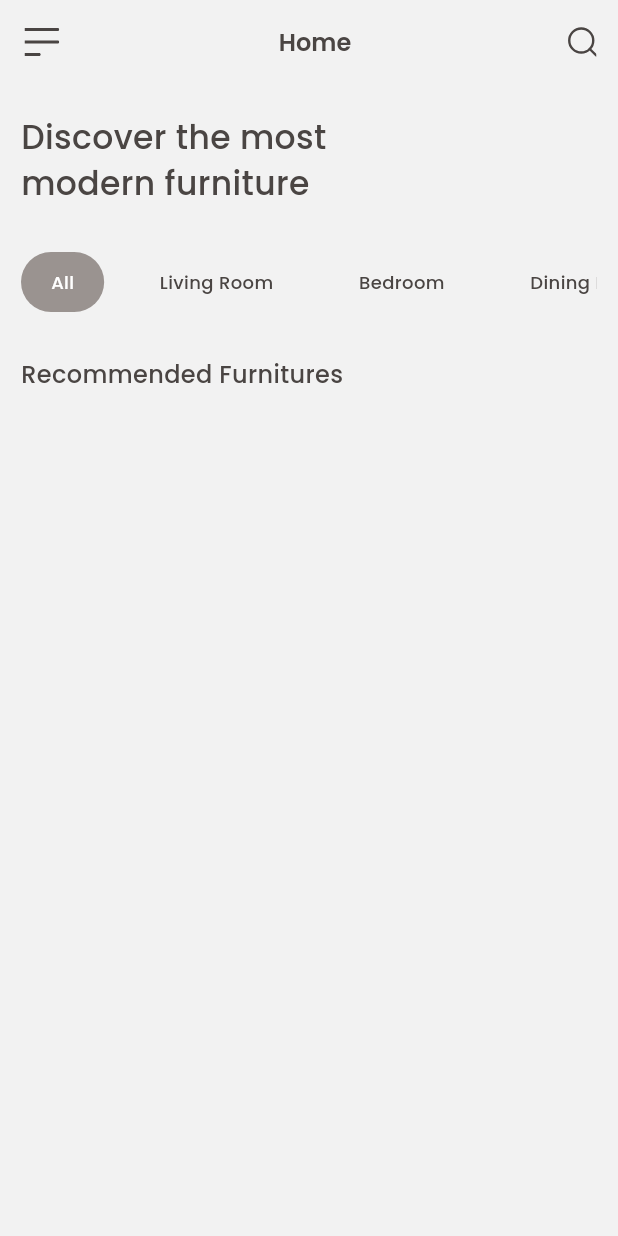
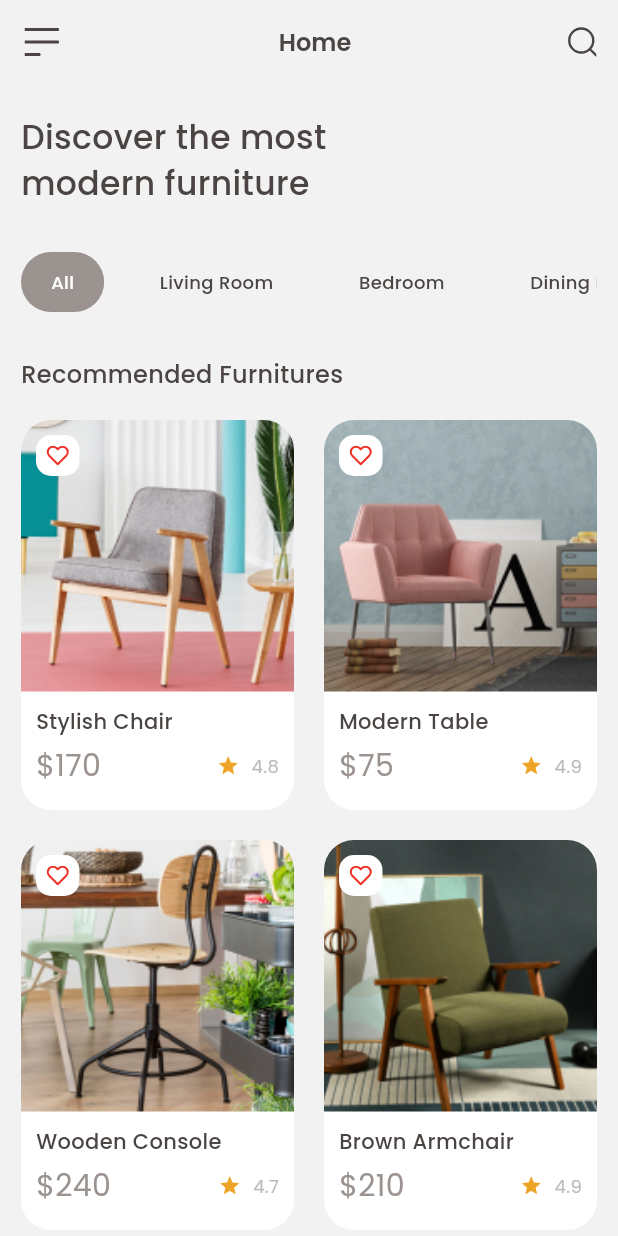
Before and after one commit to khanifzyen/project_pertama, a Flutter app: the screen it shows after launch, on a phone screen of 412 x 824 dp. Run offline on Flutter 3.47's test engine with Material 3 defaults, Android fonts, the light colour scheme and no system bars; our stand-ins replace flutter_svg, google_fonts.

Commit message:
add recommended furniture

```diff
--- a/lib/features/home/pages/home_page.dart
+++ b/lib/features/home/pages/home_page.dart
@@ -35,19 +35,29 @@ class HomePage extends StatelessWidget {
         ],
       ),
       backgroundColor: const Color(0xFFF2F2F2),
-      body: const Padding(
-        padding: EdgeInsets.symmetric(horizontal: 14.0),
+      body: Padding(
+        padding: const EdgeInsets.symmetric(horizontal: 14.0),
         child: Column(
           crossAxisAlignment: CrossAxisAlignment.start,
           children: [
-            SizedBox(height: 20),
-            HeadlineHome(),
-            SizedBox(height: 30),
-            SizedBox(
+            const SizedBox(height: 20),
+            const HeadlineHome(),
+            const SizedBox(height: 30),
+            const SizedBox(
               height: 40,
               child: CategoryHome(),
             ),
-            SizedBox(height: 30),
+            const SizedBox(height: 30),
+            Text(
+              "Recommended Furnitures",
+              style: GoogleFonts.poppins(
+                  textStyle: const TextStyle(
+                fontWeight: FontWeight.w500,
+                fontSize: 16,
+                color: Color(0xFF4A4543),
+              )),
+            ),
+            const SizedBox(height: 19),
             Expanded(
               child: RecommendedFurnituresHome(),
             ),
--- a/lib/features/home/widgets/recommended_furnitures_home.dart
+++ b/lib/features/home/widgets/recommended_furnitures_home.dart
@@ -1,23 +1,142 @@
 import 'package:flutter/material.dart';
+import 'package:flutter_svg/flutter_svg.dart';
 import 'package:google_fonts/google_fonts.dart';
 
 class RecommendedFurnituresHome extends StatelessWidget {
-  const RecommendedFurnituresHome({super.key});
+  RecommendedFurnituresHome({super.key});
+
+  final List<Map<String, dynamic>> _furnitures = [
+    {
+      'name': 'Stylish Chair',
+      'price': 170,
+      'star': 4.8,
+      'image': 'assets/images/furniture/img_product_2.png',
+    },
+    {
+      'name': 'Modern Table',
+      'price': 75,
+      'star': 4.9,
+      'image': 'assets/images/furniture/img_product_3.png',
+    },
+    {
+      'name': 'Wooden Console',
+      'price': 240,
+      'star': 4.7,
+      'image': 'assets/images/furniture/img_product_4.png',
+    },
+    {
+      'name': 'Brown Armchair',
+      'price': 210,
+      'star': 4.9,
+      'image': 'assets/images/furniture/img_product_5.png',
+    },
+  ];
 
   @override
   Widget build(BuildContext context) {
-    return ListView(
+    return GridView.builder(
+      itemCount: _furnitures.length,
+      gridDelegate: const SliverGridDelegateWithFixedCrossAxisCount(
+        crossAxisCount: 2,
+        childAspectRatio: 0.7,
+        mainAxisSpacing: 20,
+        crossAxisSpacing: 20,
+      ),
+      itemBuilder: (BuildContext context, int index) {
+        return Container(
+          decoration: BoxDecoration(
+            color: Colors.white,
+            borderRadius: BorderRadius.circular(20),
+          ),
+          child: Column(
+            crossAxisAlignment: CrossAxisAlignment.start,
+            children: [
+              Expanded(
+                child: Stack(
+                  children: [
+                    Container(
+                      decoration: BoxDecoration(
+                        borderRadius: const BorderRadius.only(
+                          topLeft: Radius.circular(20),
+                          topRight: Radius.circular(20),
+                        ),
+                        image: DecorationImage(
+                          image: AssetImage(_furnitures[index]['image']),
+                          fit: BoxFit.cover,
+                        ),
+                      ),
+                    ),
+                    Positioned(
+                      top: 10,
+                      left: 10,
+                      child: Container(
+                        padding: const EdgeInsets.all(7),
+                        decoration: BoxDecoration(
+                          color: Colors.white,
+                          borderRadius: BorderRadius.circular(10),
+                        ),
+                        child: SvgPicture.asset(
+                          'assets/icons/love.svg',
+                          width: 15,
+                        ),
+                      ),
+                    )
+                  ],
+                ),
+              ),
+              Padding(
+                padding: const EdgeInsets.all(10.0),
+                child: Column(
+                  crossAxisAlignment: CrossAxisAlignment.start,
                   children: [
                     Text(
-          "Recommended Furnitures",
+                      _furnitures[index]['name'],
                       style: GoogleFonts.poppins(
                         textStyle: const TextStyle(
                           fontWeight: FontWeight.w500,
-            fontSize: 16,
+                          fontSize: 14,
                           color: Color(0xFF4A4543),
-          )),
+                        ),
+                      ),
+                    ),
+                    const SizedBox(height: 5),
+                    Row(
+                      children: [
+                        Expanded(
+                          child: Text(
+                            '\$${_furnitures[index]['price']}',
+                            style: GoogleFonts.poppins(
+                              textStyle: const TextStyle(
+                                fontWeight: FontWeight.w400,
+                                fontSize: 20,
+                                color: Color(0xFF9A9390),
+                              ),
+                            ),
+                          ),
+                        ),
+                        const Icon(Icons.star,
+                            size: 15, color: Color(0xFFEEA427)),
+                        const SizedBox(width: 8),
+                        Text(
+                          '${_furnitures[index]['star']}',
+                          style: GoogleFonts.poppins(
+                            textStyle: const TextStyle(
+                              fontWeight: FontWeight.w400,
+                              fontSize: 12,
+                              color: Color(0xFFBBBBBB),
+                            ),
+                          ),
                         ),
                       ],
+                    ),
+                    const SizedBox(height: 5),
+                  ],
+                ),
+              ),
+            ],
+          ),
+        );
+      },
     );
   }
 }
```
Also changed, not shown: assets/icons/love.svg (added). Lines whose indentation alone changed are shown as unchanged.
